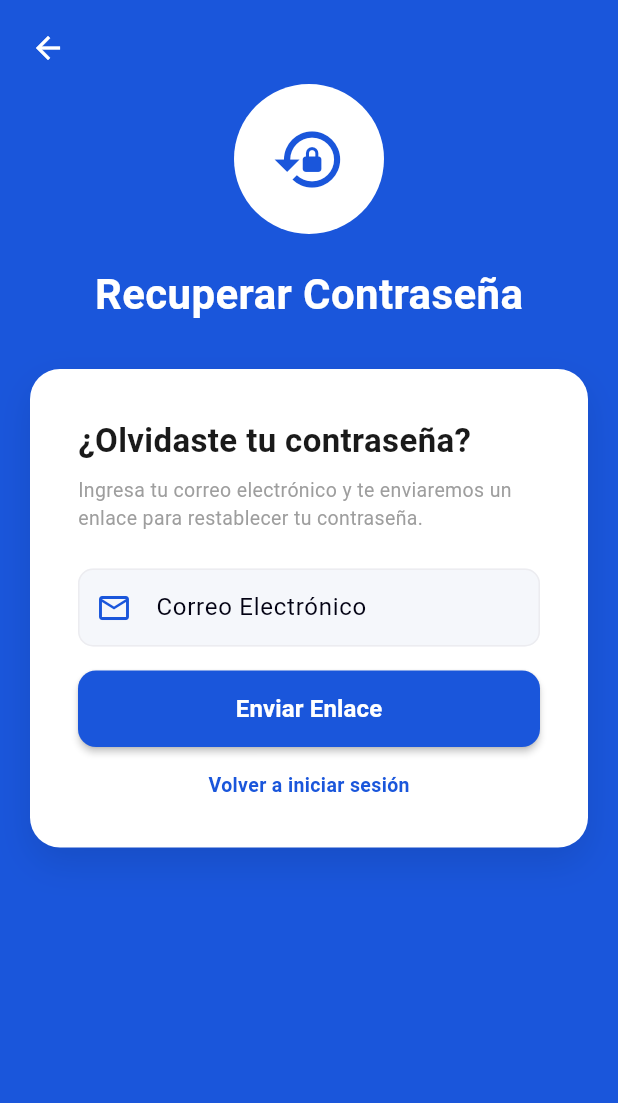
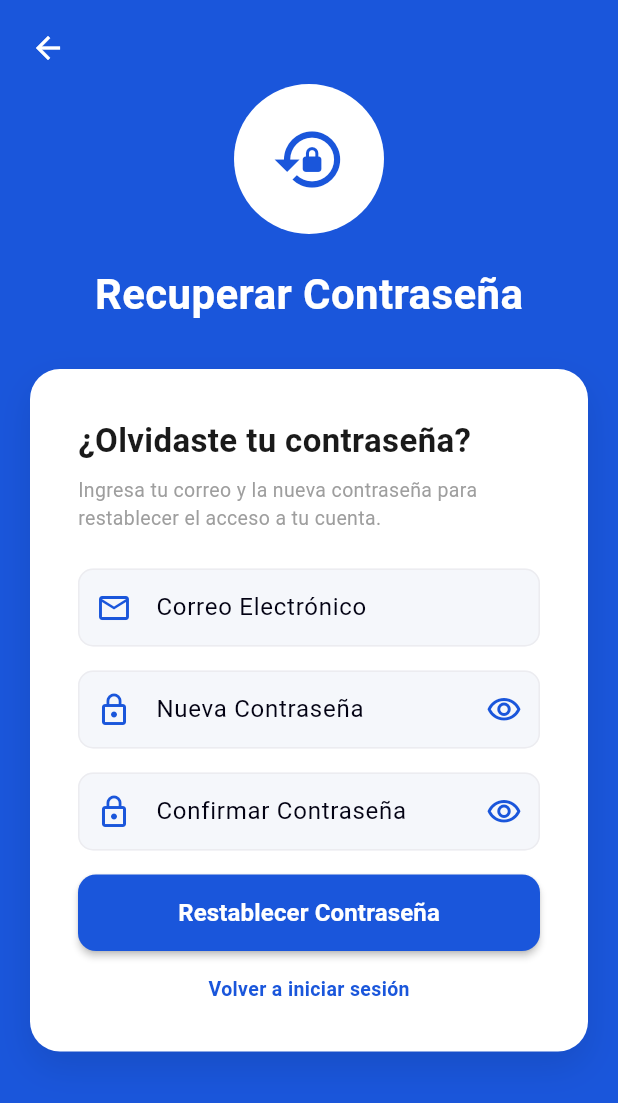
Before and after one commit to asura720/FrontendProyectoTituloCuidapp, a Flutter app: the ForgotPasswordScreen screen opened directly, on a phone screen of 412 x 824 dp. Shown: the top 1103 px of the screen. Run offline on Flutter 3.47's test engine with Material 3 defaults, Android fonts, the phone set to English and light mode, and no system bars; our stand-ins replace dio, firebase_core, firebase_messaging, flutter_local_notifications, flutter_secure_storage, geolocator and 3 more; missing offline and left inert: google_mlkit_text_recognition, mobile_scanner; accounts and stored records are empty.

Commit message:
Controles persistentes, escaner con BD, reset password

```diff
--- a/lib/main.dart
+++ b/lib/main.dart
@@ -7,6 +7,7 @@ import 'package:intl/date_symbol_data_local.dart';
 // Importaciones de tus archivos (Asegúrate que las rutas sean correctas)
 import 'providers/medication_provider.dart';
 import 'providers/auth_provider.dart';
+import 'providers/controls_provider.dart';
 import 'screens/main_nav_screen.dart';
 import 'screens/login_screen.dart';
 import 'services/push_service.dart';
@@ -27,6 +28,7 @@ void main() async {
       providers: [
         ChangeNotifierProvider(create: (_) => AuthProvider()),
         ChangeNotifierProvider(create: (_) => MedicationProvider()),
+        ChangeNotifierProvider(create: (_) => ControlsProvider()..load()),
       ],
       child: const CuidApp(),
     ),
--- a/lib/providers/auth_provider.dart
+++ b/lib/providers/auth_provider.dart
@@ -93,17 +93,17 @@ class AuthProvider extends ChangeNotifier {
     }
   }
 
-  Future<bool> forgotPassword(String email) async {
+  Future<bool> resetPassword(String email, String newPassword) async {
     _isLoading = true;
     _error = null;
     notifyListeners();
 
     try {
-      await AuthService.forgotPassword(email);
+      await AuthService.resetPassword(email, newPassword);
       return true;
     } on DioException catch (e) {
       _error = e.response?.data['message'] ??
-          'No se pudo enviar el correo de recuperación';
+          'No se pudo restablecer la contraseña';
       notifyListeners();
       return false;
     } finally {
--- a/lib/screens/forgot_password_screen.dart
+++ b/lib/screens/forgot_password_screen.dart
@@ -13,19 +13,27 @@ class ForgotPasswordScreen extends StatefulWidget {
 
 class _ForgotPasswordScreenState extends State<ForgotPasswordScreen> {
   late TextEditingController _emailController;
+  late TextEditingController _passwordController;
+  late TextEditingController _confirmController;
   bool _isLoading = false;
-  bool _emailSent = false;
+  bool _done = false;
+  bool _obscurePassword = true;
+  bool _obscureConfirm = true;
   String? _errorMessage;
 
   @override
   void initState() {
     super.initState();
     _emailController = TextEditingController(text: widget.initialEmail ?? '');
+    _passwordController = TextEditingController();
+    _confirmController = TextEditingController();
   }
 
   @override
   void dispose() {
     _emailController.dispose();
+    _passwordController.dispose();
+    _confirmController.dispose();
     super.dispose();
   }
 
@@ -33,13 +41,20 @@ class _ForgotPasswordScreenState extends State<ForgotPasswordScreen> {
     return RegExp(r'^[\w.+-]+@[\w-]+\.[\w.-]+$').hasMatch(email);
   }
 
-  void _sendResetEmail() async {
+  void _resetPassword() async {
     final email = _emailController.text.trim();
 
     if (!_isValidEmail(email)) {
-      setState(() {
-        _errorMessage = 'Ingresa un correo electrónico válido';
-      });
+      setState(() => _errorMessage = 'Ingresa un correo electrónico válido');
+      return;
+    }
+    if (_passwordController.text.length < 4) {
+      setState(() =>
+          _errorMessage = 'La contraseña debe tener al menos 4 caracteres');
+      return;
+    }
+    if (_passwordController.text != _confirmController.text) {
+      setState(() => _errorMessage = 'Las contraseñas no coinciden');
       return;
     }
 
@@ -49,17 +64,18 @@ class _ForgotPasswordScreenState extends State<ForgotPasswordScreen> {
     });
 
     final authProvider = context.read<AuthProvider>();
-    final success = await authProvider.forgotPassword(email);
+    final success =
+        await authProvider.resetPassword(email, _passwordController.text);
 
     if (!mounted) return;
 
     setState(() {
       _isLoading = false;
       if (success) {
-        _emailSent = true;
+        _done = true;
       } else {
-        _errorMessage = authProvider.error ??
-            'No se pudo enviar el correo de recuperación';
+        _errorMessage =
+            authProvider.error ?? 'No se pudo restablecer la contraseña';
       }
     });
   }
@@ -131,7 +147,7 @@ class _ForgotPasswordScreenState extends State<ForgotPasswordScreen> {
                     ],
                   ),
                   padding: const EdgeInsets.all(32),
-                  child: _emailSent
+                  child: _done
                       ? _buildSuccessContent()
                       : _buildFormContent(),
                 ),
@@ -159,7 +175,7 @@ class _ForgotPasswordScreenState extends State<ForgotPasswordScreen> {
         ),
         const SizedBox(height: 8),
         const Text(
-          'Ingresa tu correo electrónico y te enviaremos un enlace para restablecer tu contraseña.',
+          'Ingresa tu correo y la nueva contraseña para restablecer el acceso a tu cuenta.',
           style: TextStyle(fontSize: 13, color: Colors.grey),
         ),
         const SizedBox(height: 24),
@@ -168,7 +184,6 @@ class _ForgotPasswordScreenState extends State<ForgotPasswordScreen> {
         TextField(
           controller: _emailController,
           keyboardType: TextInputType.emailAddress,
-          onSubmitted: (_) => _sendResetEmail(),
           decoration: InputDecoration(
             labelText: 'Correo Electrónico',
             prefixIcon: const Icon(
@@ -185,6 +200,65 @@ class _ForgotPasswordScreenState extends State<ForgotPasswordScreen> {
               horizontal: 16,
               vertical: 14,
             ),
+          ),
+        ),
+        const SizedBox(height: 16),
+
+        // Nueva contraseña
+        TextField(
+          controller: _passwordController,
+          obscureText: _obscurePassword,
+          decoration: InputDecoration(
+            labelText: 'Nueva Contraseña',
+            prefixIcon: const Icon(Icons.lock_outline, color: Color(0xFF1A56DB)),
+            suffixIcon: IconButton(
+              icon: Icon(
+                _obscurePassword
+                    ? Icons.visibility_outlined
+                    : Icons.visibility_off_outlined,
+                color: const Color(0xFF1A56DB),
+              ),
+              onPressed: () =>
+                  setState(() => _obscurePassword = !_obscurePassword),
+            ),
+            filled: true,
+            fillColor: const Color(0xFFF5F7FB),
+            border: OutlineInputBorder(
+              borderRadius: BorderRadius.circular(12),
+              borderSide: BorderSide.none,
+            ),
+            contentPadding:
+                const EdgeInsets.symmetric(horizontal: 16, vertical: 14),
+          ),
+        ),
+        const SizedBox(height: 16),
+
+        // Confirmar contraseña
+        TextField(
+          controller: _confirmController,
+          obscureText: _obscureConfirm,
+          onSubmitted: (_) => _resetPassword(),
+          decoration: InputDecoration(
+            labelText: 'Confirmar Contraseña',
+            prefixIcon: const Icon(Icons.lock_outline, color: Color(0xFF1A56DB)),
+            suffixIcon: IconButton(
+              icon: Icon(
+                _obscureConfirm
+                    ? Icons.visibility_outlined
+                    : Icons.visibility_off_outlined,
+                color: const Color(0xFF1A56DB),
+              ),
+              onPressed: () =>
+                  setState(() => _obscureConfirm = !_obscureConfirm),
+            ),
+            filled: true,
+            fillColor: const Color(0xFFF5F7FB),
+            border: OutlineInputBorder(
+              borderRadius: BorderRadius.circular(12),
+              borderSide: BorderSide.none,
+            ),
+            contentPadding:
+                const EdgeInsets.symmetric(horizontal: 16, vertical: 14),
           ),
         ),
         const SizedBox(height: 16),
@@ -228,7 +302,7 @@ class _ForgotPasswordScreenState extends State<ForgotPasswordScreen> {
         SizedBox(
           width: double.infinity,
           child: ElevatedButton(
-            onPressed: _isLoading ? null : _sendResetEmail,
+            onPressed: _isLoading ? null : _resetPassword,
             style: ElevatedButton.styleFrom(
               backgroundColor: const Color(0xFF1A56DB),
               disabledBackgroundColor:
@@ -249,7 +323,7 @@ class _ForgotPasswordScreenState extends State<ForgotPasswordScreen> {
                     ),
                   )
                 : const Text(
-                    'Enviar Enlace',
+                    'Restablecer Contraseña',
                     style: TextStyle(
                       color: Colors.white,
                       fontSize: 16,
@@ -291,14 +365,14 @@ class _ForgotPasswordScreenState extends State<ForgotPasswordScreen> {
             shape: BoxShape.circle,
           ),
           child: const Icon(
-            Icons.mark_email_read_outlined,
+            Icons.check_circle_outline,
             size: 36,
             color: Color(0xFF2E7D32),
           ),
         ),
         const SizedBox(height: 20),
         const Text(
-          'Correo enviado',
+          'Contraseña actualizada',
           style: TextStyle(
             fontSize: 22,
             fontWeight: FontWeight.bold,
@@ -306,11 +380,10 @@ class _ForgotPasswordScreenState extends State<ForgotPasswordScreen> {
           ),
         ),
         const SizedBox(height: 8),
-        Text(
-          'Si existe una cuenta asociada a ${_emailController.text.trim()}, '
-          'recibirás un correo con las instrucciones para restablecer tu contraseña.',
+        const Text(
+          'Tu contraseña se cambió correctamente. Ya puedes iniciar sesión con la nueva contraseña.',
           textAlign: TextAlign.center,
-          style: const TextStyle(fontSize: 13, color: Colors.grey),
+          style: TextStyle(fontSize: 13, color: Colors.grey),
         ),
         const SizedBox(height: 24),
         SizedBox(
@@ -335,24 +408,6 @@ class _ForgotPasswordScreenState extends State<ForgotPasswordScreen> {
             ),
           ),
         ),
-        const SizedBox(height: 12),
-        TextButton(
-          onPressed: _isLoading
-              ? null
-              : () {
-                  setState(() {
-                    _emailSent = false;
-                  });
-                },
-          child: const Text(
-            'No recibí el correo, reenviar',
-            style: TextStyle(
-              fontSize: 13,
-              color: Color(0xFF1A56DB),
-              fontWeight: FontWeight.w600,
-            ),
-          ),
-        ),
       ],
     );
   }
--- a/lib/screens/home_screen.dart
+++ b/lib/screens/home_screen.dart
@@ -2,6 +2,7 @@ import 'package:flutter/material.dart';
 import 'package:provider/provider.dart';
 import 'package:intl/intl.dart';
 import '../providers/medication_provider.dart';
+import '../providers/controls_provider.dart';
 import '../widgets/sos_button.dart';
 
 class HomeScreen extends StatelessWidget {
@@ -69,6 +70,8 @@ class HomeScreen extends StatelessWidget {
                   final takenCount = medProvider.getTakenTodayCount();
                   final totalCount = medications.length;
                   final adherence = medProvider.getTodayAdherence().toString();
+                  final controlsCount =
+                      context.watch<ControlsProvider>().count.toString();
 
                   return Column(
                     crossAxisAlignment: CrossAxisAlignment.start,
@@ -153,7 +156,7 @@ class HomeScreen extends StatelessWidget {
                           ),
                           _StatCard(
                             title: 'Controles',
-                            value: '2',
+                            value: controlsCount,
                             backgroundColor: const Color(0xFFe9ebef),
                             textColor: const Color(0xFF030213),
                           ),
--- a/lib/services/auth_service.dart
+++ b/lib/services/auth_service.dart
@@ -25,9 +25,11 @@ class AuthService {
     return Map<String, dynamic>.from(response.data);
   }
 
-  static Future<Map<String, dynamic>> forgotPassword(String email) async {
-    final response = await ApiService.dio.post('/api/auth/forgot-password', data: {
+  static Future<Map<String, dynamic>> resetPassword(
+      String email, String newPassword) async {
+    final response = await ApiService.dio.post('/api/auth/reset-password', data: {
       'email': email,
+      'password': newPassword,
     });
     return Map<String, dynamic>.from(response.data);
   }
--- a/pubspec.yaml
+++ b/pubspec.yaml
@@ -44,6 +44,8 @@ dependencies:
   flutter_local_notifications: ^17.2.3
   google_maps_flutter: ^2.9.0
   geolocator: ^13.0.1
+  path_provider: ^2.1.4
+  shared_preferences: ^2.3.2
 
   # The following adds the Cupertino Icons font to your application.
   # Use with the CupertinoIcons class for iOS style icons.
```
Also changed, not shown: lib/providers/controls_provider.dart (added, +104 -0 lines), lib/screens/controls_screen.dart (+43 -43 lines), lib/screens/scanner_screen.dart (+55 -81 lines), lib/services/api_service.dart (+28 -4 lines), lib/services/catalog_service.dart (added, +26 -0 lines), .claude/settings.local.json, pubspec.lock, 3 other files.
